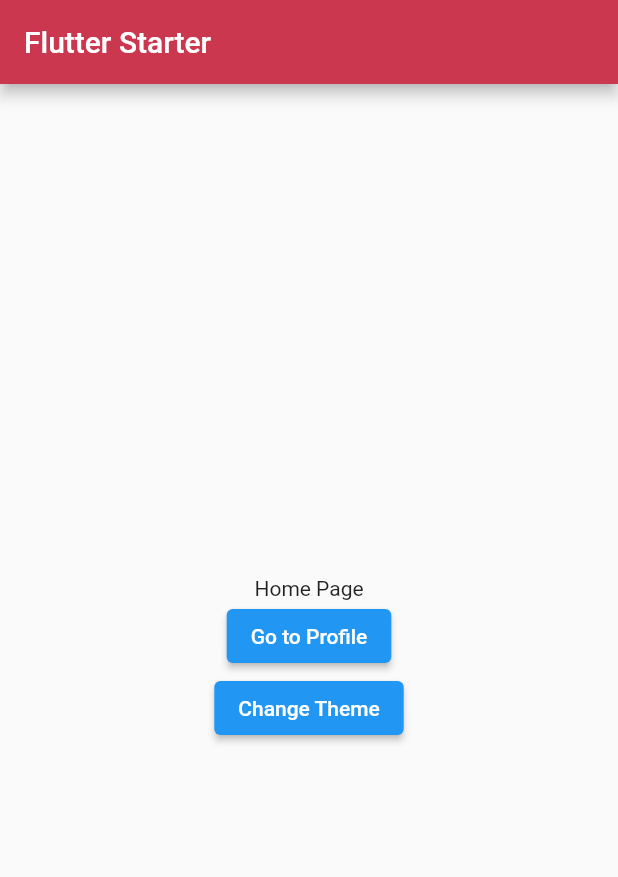
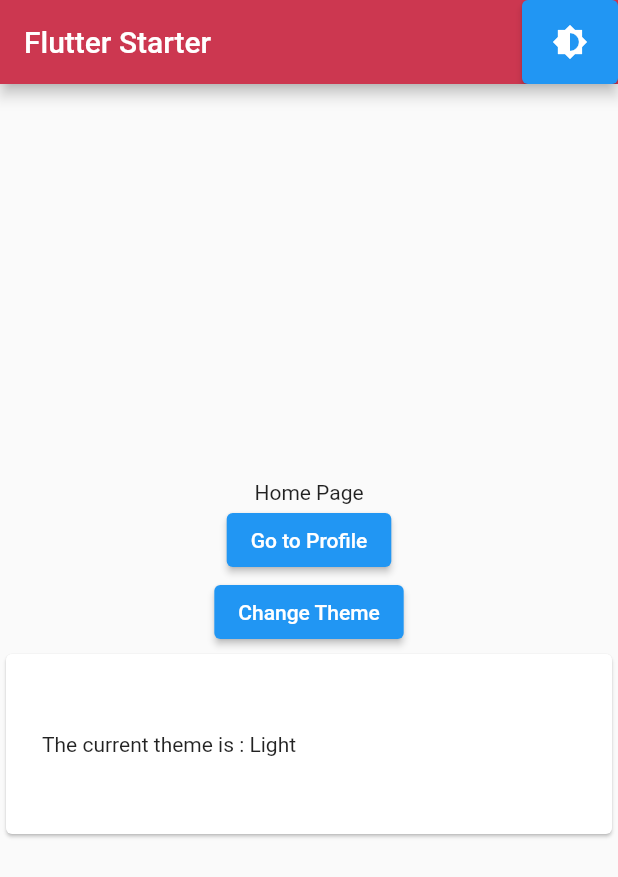
Before and after one commit to hog099/flutter-starter, a Flutter app: the screen it shows after launch, on a phone screen of 412 x 824 dp. Shown: the top 877 px of the screen. Run offline on Flutter 3.47's test engine with Material 2 defaults, Android fonts, the phone set to English and light mode, and no system bars; our stand-ins replace flutter_mobx, google_fonts, mobx; generated files the repository leaves out were written again.

Commit message:
switch theme its work

```diff
--- a/lib/pages/home/home_page.dart
+++ b/lib/pages/home/home_page.dart
@@ -1,6 +1,7 @@
 import 'package:flutter/cupertino.dart';
 import 'package:flutter/material.dart';
 import 'package:flutter_mobx/flutter_mobx.dart';
+import 'package:flutter_starter/core/app_colors.dart';
 import 'package:flutter_starter/pages/profile/profile_page.dart';
 import 'package:flutter_starter/store/theme/theme_store.dart';
 import 'package:provider/provider.dart';
@@ -14,6 +15,19 @@ class HomePage extends StatelessWidget {
     return Scaffold(
       appBar: AppBar(
         title: Text("Flutter Starter"),
+        actions: <Widget>[
+          ElevatedButton(
+            // onPressed: () => null,
+            onPressed: () {
+              ThemeType changeTo =
+                  themeStore.currentThemeType == ThemeType.light
+                      ? ThemeType.dark
+                      : ThemeType.light;
+              themeStore.changeCurrentTheme(changeTo);
+            },
+            child: Icon(Icons.brightness_medium),
+          )
+        ],
       ),
       body: Center(
         child: Column(
@@ -40,14 +54,25 @@ class HomePage extends StatelessWidget {
               },
               child: Text('Change Theme'),
             ),
-            // Card(
-            //   child: Observer(builder: (context) {
-            //     return ListTile(
-            //       title: Text(
-            //           'The current theme is : ${themeStore.themeString}'),
-            //     );
-            //   }),
-            // ),
+            Card(
+              child: Observer(builder: (context) {
+                return Container(
+                  height: 120,
+                  decoration: BoxDecoration(
+                    color: themeStore.currentThemeType == ThemeType.light
+                        ? AppColors.white
+                        : AppColors.black,
+                    borderRadius: BorderRadius.circular(15),
+                  ),
+                  child: Padding(
+                    padding: const EdgeInsets.symmetric(horizontal: 24),
+                    child: Row(children: [
+                      Text('The current theme is : ${themeStore.themeString}'),
+                    ]),
+                  ),
+                );
+              }),
+            ),
           ],
         ),
       ),
```
Also changed, not shown: lib/pages/widgets/appbar/app_bar_widget.dart (added, +50 -0 lines).
